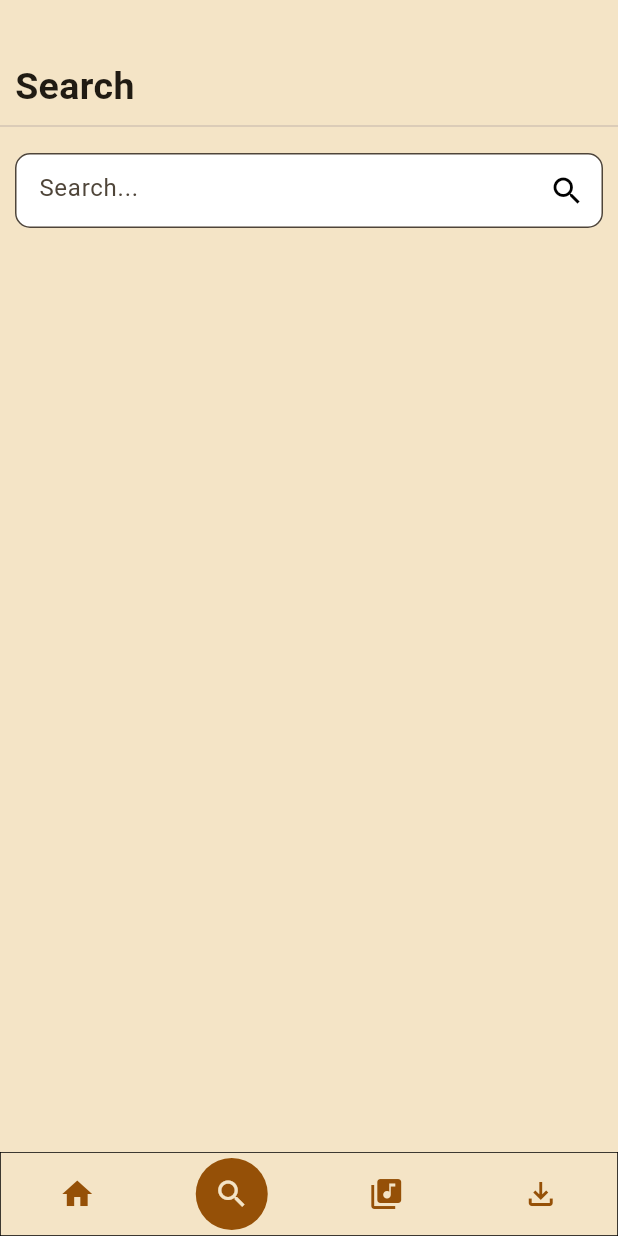
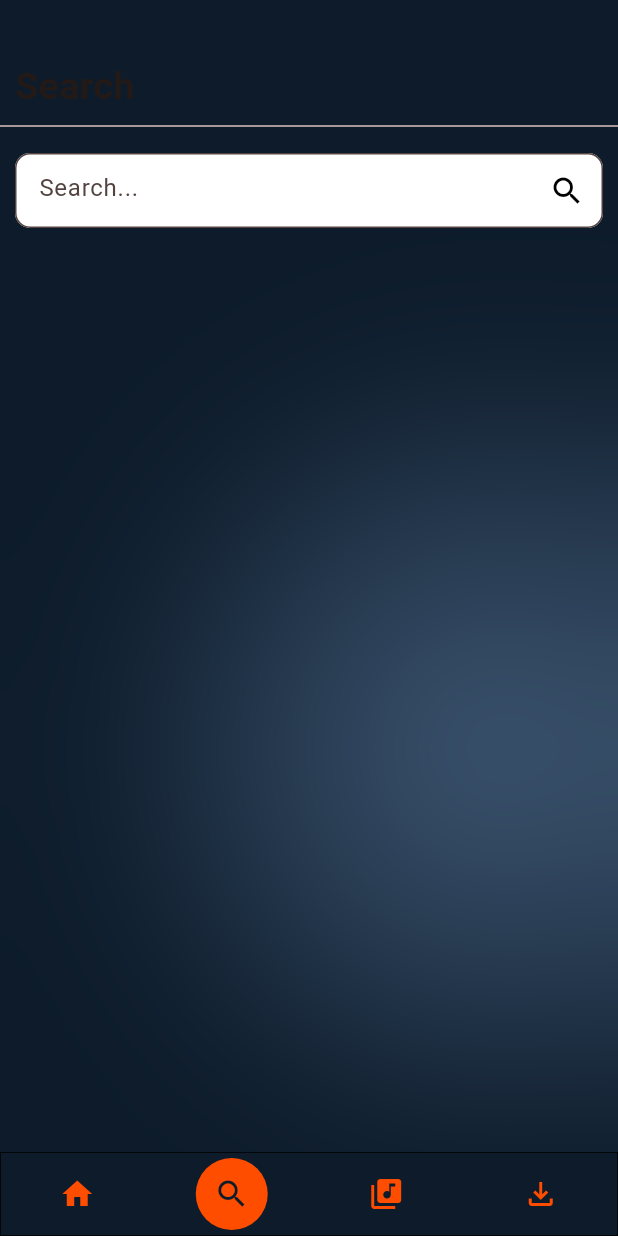
Before and after one commit to burhanuddin-limdi/limusic, a Flutter app: the screen it shows after launch, item 2 of the bottom bar chosen, on a phone screen of 412 x 824 dp. Run offline on Flutter 3.47's test engine with Material 3 defaults, Android fonts, the phone set to English and light mode, and no system bars; drawn by our look-alikes of flutter_snake_navigationbar; our stand-ins replace audio_service, bloc, device_info_plus, flutter_bloc, go_router, hive and 6 more; missing offline and left inert: flutter_downloader, youtube_explode_dart; accounts and stored records are empty.

Commit message:
Ui updated

```diff
--- a/lib/API/api.dart
+++ b/lib/API/api.dart
@@ -133,6 +133,7 @@ Future<String> getSong(String songId, bool isLive) async {
       return streamInfo;
     } else {
       final manifest = await yt.videos.streamsClient.getManifest(songId);
+      print(manifest);
       final audioStream = manifest.audioOnly.withHighestBitrate();
       return audioStream.url.toString();
     }
--- a/lib/pages/root_page.dart
+++ b/lib/pages/root_page.dart
@@ -10,6 +10,7 @@ import 'package:limusic/services/download_manager.dart';
 import 'package:limusic/widgets/root_navigation_bar.dart';
 import 'package:flutter_downloader/flutter_downloader.dart';
 import 'package:limusic/blocs/refresh_page_bloc/refresh_page_bloc.dart';
+import 'package:limusic/widgets/scaffold_background.dart';
 
 class RootPage extends StatefulWidget {
   final StatefulNavigationShell navigationShell;
@@ -57,7 +58,8 @@ class _RootPageState extends State<RootPage> {
         BlocProvider(create: (context) => RefreshPageBloc()),
       ],
       child: Scaffold(
-        body: widget.navigationShell,
+        body: Stack(
+            children: [const ScaffoldBackground(), widget.navigationShell]),
         bottomNavigationBar: RootNavigationBar(
           navigationShell: widget.navigationShell,
         ),
--- a/lib/services/audio_manager.dart
+++ b/lib/services/audio_manager.dart
@@ -8,8 +8,10 @@ import '../API/api.dart';
 AudioPlayer audioPlayer = AudioPlayer();
 
 Future<bool> playSong(dynamic song) async {
+  print(song);
   await audioPlayer.stop();
   final songUrl = await getSong(song.id.toString(), song.isLive);
+  print(songUrl);
   if (songUrl.isNotEmpty) {
     final audioSource = AudioSource.uri(
       Uri.parse(songUrl),
--- a/lib/services/router.dart
+++ b/lib/services/router.dart
@@ -1,10 +1,10 @@
 import 'package:flutter/material.dart';
 import 'package:go_router/go_router.dart';
 import 'package:limusic/pages/home_page.dart';
-import 'package:limusic/pages/playlist_page.dart';
 import 'package:limusic/pages/root_page.dart';
 import 'package:limusic/pages/search_page.dart';
 import 'package:limusic/pages/library_page.dart';
+import 'package:limusic/pages/playlist_page.dart';
 import 'package:limusic/pages/downloads_page.dart';
 import 'package:limusic/pages/user_playlist_page.dart';
 
@@ -12,7 +12,7 @@ final _rootNavigatorKey = GlobalKey<NavigatorState>(debugLabel: "root");
 
 final router = GoRouter(
   navigatorKey: _rootNavigatorKey,
-  initialLocation: RoutePaths.library,
+  initialLocation: RoutePaths.home,
   routes: [
     StatefulShellRoute.indexedStack(
       builder: (context, state, navigationShell) => RootPage(
--- a/lib/style/theme.dart
+++ b/lib/style/theme.dart
@@ -2,12 +2,12 @@ import 'package:flutter/material.dart';
 
 ThemeData themeData() => ThemeData(
       colorScheme: ColorScheme.fromSeed(
-        seedColor: const Color(0xffffae00),
-        primary: const Color(0xff955007),
-        secondary: const Color(0xfff6f6da),
-        tertiary: const Color(0xff766076),
+        seedColor: const Color(0xffFF4D00),
+        primary: const Color(0xffFF4D00),
+        secondary: const Color(0xff415A77),
+        tertiary: const Color(0xffE0E1DD),
       ),
-      scaffoldBackgroundColor: const Color(0xfff4e4c6),
-      primaryColor: const Color(0xff955007),
+      scaffoldBackgroundColor: const Color(0xff0D1B2A),
+      primaryColor: const Color(0xffFF4D00),
       useMaterial3: true,
     );
--- /dev/null
+++ b/lib/widgets/scaffold_background.dart
@@ -0,0 +1,43 @@
+import 'dart:ui';
+
+import 'package:flutter/material.dart';
+
+class ScaffoldBackground extends StatelessWidget {
+  const ScaffoldBackground({super.key});
+
+  @override
+  Widget build(BuildContext context) {
+    return Stack(
+      children: [
+        // The background container with radial gradient
+        Container(
+          width: double.infinity,
+          height: double.infinity,
+          decoration: const BoxDecoration(
+            gradient: RadialGradient(
+              center: Alignment(0.6, 0.3),
+              radius: 0.7,
+              colors: [
+                Color(0xFF415A77), // First color (#415A77)
+                Color(0xFF0D1B2A), // Second color (#0D1B2A)
+              ],
+              stops: [
+                0.0,
+                1.0
+              ], // Defines the stops for the colors in the gradient
+            ),
+          ),
+        ),
+        // Applying the blur effect
+        BackdropFilter(
+          filter: ImageFilter.blur(sigmaX: 50.0, sigmaY: 50.0),
+          child: Container(
+            width: double.infinity,
+            height: double.infinity,
+            color: Color.fromARGB(1, 38, 2, 2),
+          ),
+        ),
+      ],
+    );
+  }
+}
--- a/pubspec.yaml
+++ b/pubspec.yaml
@@ -42,7 +42,7 @@ dependencies:
   sleek_circular_slider: ^2.0.1
   audio_service: ^0.18.10
   http: ^1.1.0
-  youtube_explode_dart: ^2.2.2
+  youtube_explode_dart: ^2.3.4
   flutter_downloader: ^1.11.1
   permission_handler: ^10.4.3
   device_info_plus: ^9.0.3
```
Also changed, not shown: pubspec.lock.
